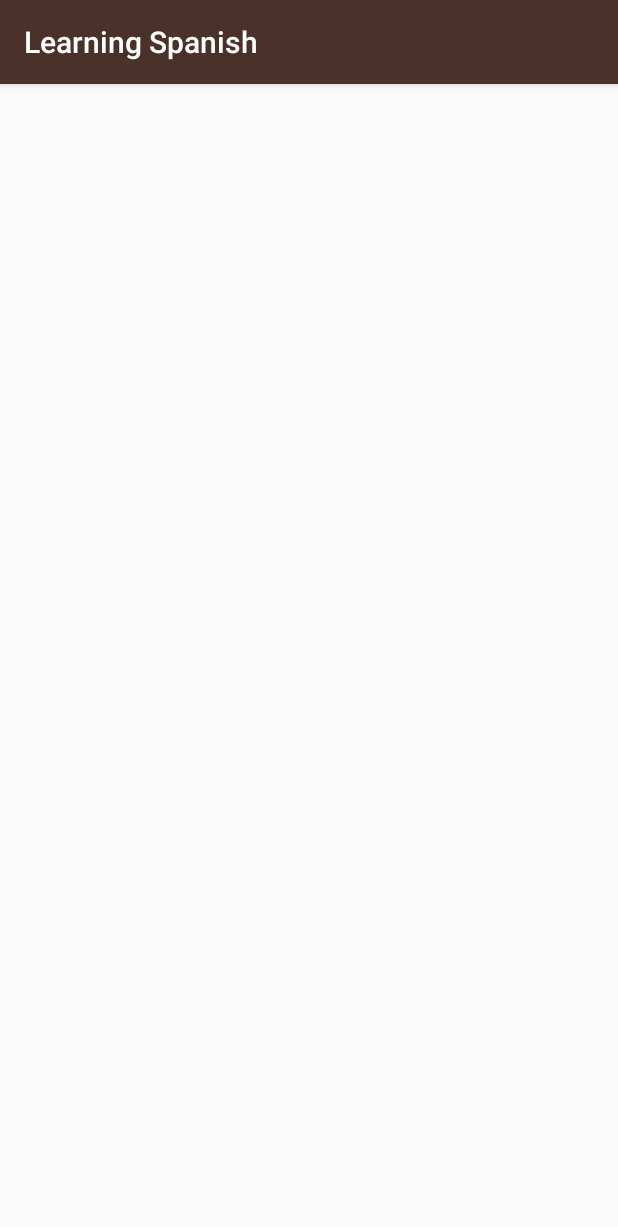
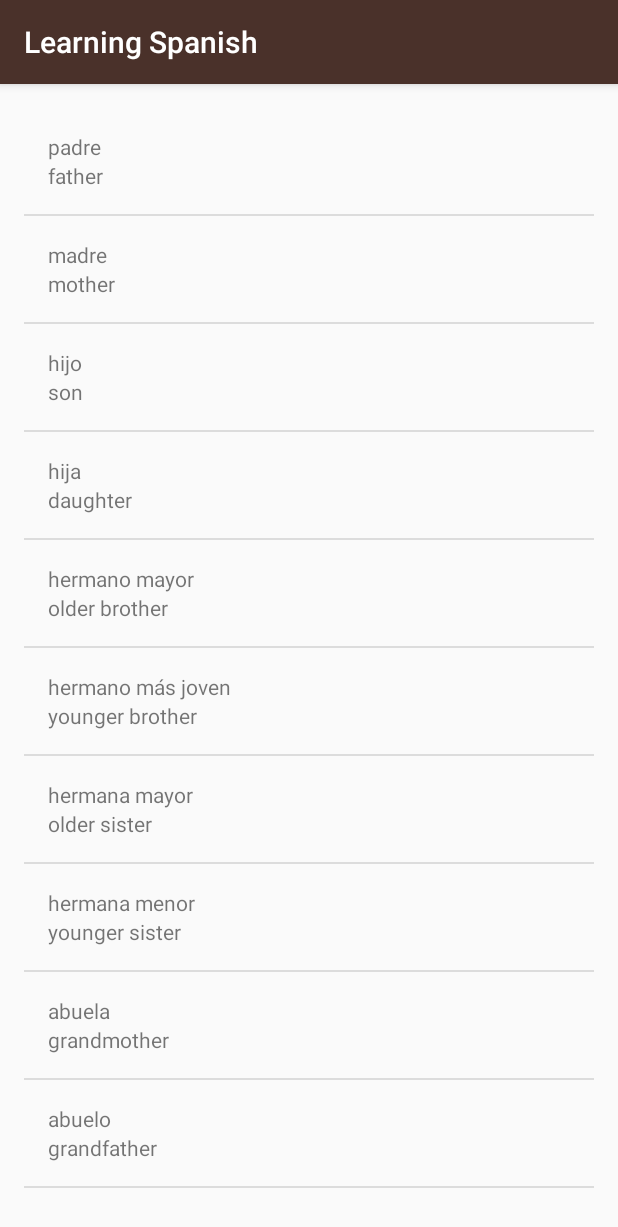
Before and after one commit to ayooubsmatti/LearningSpanish, an Android app: the FamilyActivity screen opened directly, with no data from a screen before it, on a phone screen of 412 x 824 dp. Shown: the top 1227 px of the screen. Run offline under Robolectric (Android 15) with nearby library versions, the light colour scheme and no system bars.

Commit message:
final version Using a Custom ArrayAdapter in all activity layout

```diff
--- a/app/src/main/java/com/example/learningspanish/FamilyActivity.java
+++ b/app/src/main/java/com/example/learningspanish/FamilyActivity.java
@@ -3,12 +3,38 @@ package com.example.learningspanish;
 import androidx.appcompat.app.AppCompatActivity;
 
 import android.os.Bundle;
+import android.widget.ListView;
+
+import java.util.ArrayList;
 
 public class FamilyActivity extends AppCompatActivity {
 
     @Override
     protected void onCreate(Bundle savedInstanceState) {
         super.onCreate(savedInstanceState);
-        setContentView(R.layout.activity_family);
+        setContentView(R.layout.word_list);
+
+        // Create a list of words
+        ArrayList<Word> words = new ArrayList<Word>();
+        words.add(new Word("father", "padre"));
+        words.add(new Word("mother", "madre"));
+        words.add(new Word("son", "hijo"));
+        words.add(new Word("daughter", "hija"));
+        words.add(new Word("older brother", "hermano mayor"));
+        words.add(new Word("younger brother", "hermano más joven"));
+        words.add(new Word("older sister", "hermana mayor"));
+        words.add(new Word("younger sister", "hermana menor"));
+        words.add(new Word("grandmother ", "abuela"));
+        words.add(new Word("grandfather", "abuelo"));
+
+
+
+
+        WordAdapter itemsAdapter = new WordAdapter(this, words);
+
+        ListView listView = (ListView) findViewById(R.id.list);
+
+        listView.setAdapter(itemsAdapter);
+
     }
 }
--- a/app/src/main/java/com/example/learningspanish/NumbersActivity.java
+++ b/app/src/main/java/com/example/learningspanish/NumbersActivity.java
@@ -3,10 +3,7 @@ package com.example.learningspanish;
 import androidx.appcompat.app.AppCompatActivity;
 
 import android.os.Bundle;
-import android.widget.ArrayAdapter;
-import android.widget.LinearLayout;
 import android.widget.ListView;
-import android.widget.TextView;
 
 import java.util.ArrayList;
 
@@ -15,7 +12,7 @@ public class NumbersActivity extends AppCompatActivity {
     @Override
     protected void onCreate(Bundle savedInstanceState) {
         super.onCreate(savedInstanceState);
-        setContentView(R.layout.activity_numbers);
+        setContentView(R.layout.word_list);
 
         // Create a list of words
         ArrayList<Word> words = new ArrayList<Word>();
--- a/app/src/main/java/com/example/learningspanish/WordAdapter.java
+++ b/app/src/main/java/com/example/learningspanish/WordAdapter.java
@@ -19,14 +19,14 @@ public class WordAdapter  extends ArrayAdapter<Word> {
      * to populate into the lists.
      *
      * @param context        The current context. Used to inflate the layout file.
-     * @param androidFlavors A List of AndroidFlavor objects to display in a list
+     * @param words A List of words objects to display in a list
      */
-    public WordAdapter(Activity context, ArrayList<Word> androidFlavors) {
+    public WordAdapter(Activity context, ArrayList<Word> words) {
         // Here, we initialize the ArrayAdapter's internal storage for the context and the list.
         // the second argument is used when the ArrayAdapter is populating a single TextView.
         // Because this is a custom adapter for two TextViews and an ImageView, the adapter is not
         // going to use this second argument, so it can be any value. Here, we used 0.
-        super(context, 0, androidFlavors);
+        super(context, 0,words);
     }
 
     /**
@@ -47,24 +47,24 @@ public class WordAdapter  extends ArrayAdapter<Word> {
                     R.layout.list_item, parent, false);
         }
 
-        // Get the {@link AndroidFlavor} object located at this position in the list
+        // Get the {@link Word} object located at this position in the list
         Word currenWord = getItem(position);
 
         // Find the TextView in the list_item.xml layout with the ID version_name
         TextView englishTextView = (TextView) listItemView.findViewById(R.id.default_text_view);
-        // Get the version name from the current AndroidFlavor object and
+        // Get the version name from the current Word object and
         // set this text on the name TextView
         englishTextView .setText(currenWord.getDefaultTranslation());
 
         // Find the TextView in the list_item.xml layout with the ID version_number
         TextView spanishTextView = (TextView) listItemView.findViewById(R.id.spanish_text_view);
-        // Get the version number from the current AndroidFlavor object and
+        // Get the version number from the current Word object and
         // set this text on the number TextView
         spanishTextView.setText(currenWord.getSpanishTranslation());
 
 //        // Find the ImageView in the list_item.xml layout with the ID list_item_icon
 //        ImageView iconView = (ImageView) listItemView.findViewById(R.id.list_item_icon);
-//        // Get the image resource ID from the current AndroidFlavor object and
+//        // Get the image resource ID from the current Word object and
 //        // set the image to iconView
 //        iconView.setImageResource(currenWord.getImageResourceId());
 
--- a/app/src/main/res/layout/activity_family.xml
+++ /dev/null
@@ -1,9 +0,0 @@
-<?xml version="1.0" encoding="utf-8"?>
-<androidx.constraintlayout.widget.ConstraintLayout xmlns:android="http://schemas.android.com/apk/res/android"
-    xmlns:app="http://schemas.android.com/apk/res-auto"
-    xmlns:tools="http://schemas.android.com/tools"
-    android:layout_width="match_parent"
-    android:layout_height="match_parent"
-    tools:context=".FamilyActivity">
-
-</androidx.constraintlayout.widget.ConstraintLayout>
--- a/app/src/main/res/layout/activity_numbers.xml
+++ b/app/src/main/res/layout/word_list.xml
@@ -1,5 +1,6 @@
 <?xml version="1.0" encoding="utf-8"?>
-<ListView xmlns:android="http://schemas.android.com/apk/res/android"
+<ListView
+    xmlns:android="http://schemas.android.com/apk/res/android"
     xmlns:tools="http://schemas.android.com/tools"
     android:id="@+id/list"
     android:orientation="vertical"
@@ -8,5 +9,4 @@
     android:paddingBottom="@dimen/activity_vertical_margin"
     android:paddingLeft="@dimen/activity_horizontal_margin"
     android:paddingRight="@dimen/activity_horizontal_margin"
-    android:paddingTop="@dimen/activity_vertical_margin"
-    tools:context=".NumbersActivity"/>
+    android:paddingTop="@dimen/activity_vertical_margin"/>
```
Also changed, not shown: app/src/main/java/com/example/learningspanish/ColorsActivity.java (+27 -1 lines), app/src/main/java/com/example/learningspanish/PhrasesActivity.java (+25 -1 lines), app/src/main/res/layout/activity_colors.xml (deleted, +0 -10 lines), app/src/main/res/layout/activity_phrases.xml (deleted, +0 -9 lines).
